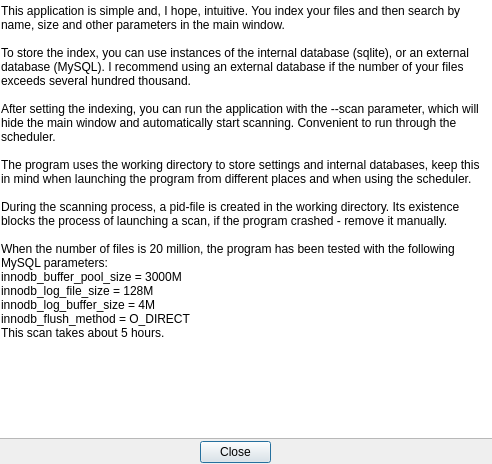
Above: ui_files/manual.ui from qiwichupa/pyFileSearcher before the change. Below: the same form after it.
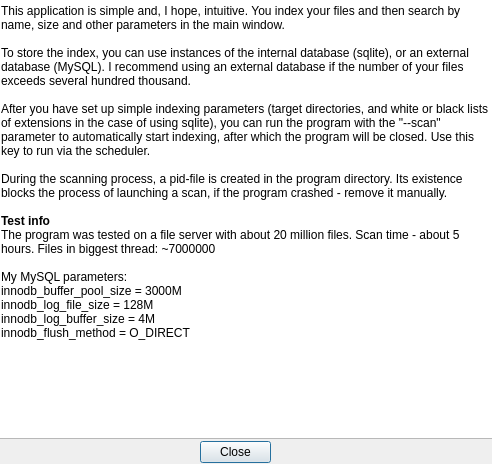
That is the form after the change. Icons and pictures are not drawn.

Commit message: readme and manual fix (working dir info removed)

```diff
--- a/ui_files/manual.ui
+++ b/ui_files/manual.ui
@@ -78,18 +78,15 @@
 &lt;p style=&quot;-qt-paragraph-type:empty; margin-top:0px; margin-bottom:0px; margin-left:0px; margin-right:0px; -qt-block-indent:0; text-indent:0px;&quot;&gt;&lt;br /&gt;&lt;/p&gt;
 &lt;p style=&quot; margin-top:0px; margin-bottom:0px; margin-left:0px; margin-right:0px; -qt-block-indent:0; text-indent:0px;&quot;&gt;To store the index, you can use instances of the internal database (sqlite), or an external database (MySQL). I recommend using an external database if the number of your files exceeds several hundred thousand.&lt;/p&gt;
 &lt;p style=&quot;-qt-paragraph-type:empty; margin-top:0px; margin-bottom:0px; margin-left:0px; margin-right:0px; -qt-block-indent:0; text-indent:0px;&quot;&gt;&lt;br /&gt;&lt;/p&gt;
-&lt;p style=&quot; margin-top:0px; margin-bottom:0px; margin-left:0px; margin-right:0px; -qt-block-indent:0; text-indent:0px;&quot;&gt;After setting the indexing, you can run the application with the --scan parameter, which will hide the main window and automatically start scanning. Convenient to run through the scheduler.&lt;/p&gt;
+&lt;p style=&quot; margin-top:0px; margin-bottom:0px; margin-left:0px; margin-right:0px; -qt-block-indent:0; text-indent:0px;&quot;&gt;&lt;span style=&quot; font-family:'DejaVu Sans Mono'; color:#000000; background-color:#ffffff;&quot;&gt;After you have set up simple indexing parameters (target directories, and white or black lists of extensions in the case of using sqlite), you can run the program with the &amp;quot;--scan&amp;quot; parameter to automatically start indexing, after which the program will be closed. Use this key to run via the scheduler.&lt;/span&gt;&lt;/p&gt;
 &lt;p style=&quot;-qt-paragraph-type:empty; margin-top:0px; margin-bottom:0px; margin-left:0px; margin-right:0px; -qt-block-indent:0; text-indent:0px;&quot;&gt;&lt;br /&gt;&lt;/p&gt;
-&lt;p style=&quot; margin-top:0px; margin-bottom:0px; margin-left:0px; margin-right:0px; -qt-block-indent:0; text-indent:0px;&quot;&gt;The program uses the working directory to store settings and internal databases, keep this in mind when launching the program from different places and when using the scheduler.&lt;/p&gt;
-&lt;p style=&quot;-qt-paragraph-type:empty; margin-top:0px; margin-bottom:0px; margin-left:0px; margin-right:0px; -qt-block-indent:0; text-indent:0px;&quot;&gt;&lt;br /&gt;&lt;/p&gt;
-&lt;p style=&quot; margin-top:0px; margin-bottom:0px; margin-left:0px; margin-right:0px; -qt-block-indent:0; text-indent:0px;&quot;&gt;During the scanning process, a pid-file is created in the working directory. Its existence blocks the process of launching a scan, if the program crashed - remove it manually.&lt;/p&gt;
-&lt;p style=&quot;-qt-paragraph-type:empty; margin-top:0px; margin-bottom:0px; margin-left:0px; margin-right:0px; -qt-block-indent:0; text-indent:0px;&quot;&gt;&lt;br /&gt;&lt;/p&gt;
-&lt;p style=&quot; margin-top:0px; margin-bottom:0px; margin-left:0px; margin-right:0px; -qt-block-indent:0; text-indent:0px;&quot;&gt;When the number of files is 20 million, the program has been tested with the following MySQL parameters:&lt;/p&gt;
-&lt;p style=&quot; margin-top:0px; margin-bottom:0px; margin-left:0px; margin-right:0px; -qt-block-indent:0; text-indent:0px;&quot;&gt;innodb_buffer_pool_size = 3000M&lt;/p&gt;
+&lt;p style=&quot; margin-top:0px; margin-bottom:0px; margin-left:0px; margin-right:0px; -qt-block-indent:0; text-indent:0px;&quot;&gt;&lt;span style=&quot; font-family:'DejaVu Sans Mono'; color:#000000; background-color:#ffffff;&quot;&gt;During the scanning process, a pid-file is created in the program directory. Its existence blocks the process of launching a scan, if the program crashed - remove it manually.&lt;/span&gt;&lt;span style=&quot; font-family:'DejaVu Sans Mono'; color:#000000;&quot;&gt;&lt;br /&gt;&lt;/span&gt;&lt;/p&gt;
+&lt;p style=&quot; margin-top:0px; margin-bottom:0px; margin-left:0px; margin-right:0px; -qt-block-indent:0; text-indent:0px;&quot;&gt;&lt;span style=&quot; font-family:'DejaVu Sans Mono'; font-weight:600; color:#000000;&quot;&gt;Test info&lt;/span&gt;&lt;/p&gt;
+&lt;p style=&quot; margin-top:0px; margin-bottom:0px; margin-left:0px; margin-right:0px; -qt-block-indent:0; text-indent:0px;&quot;&gt;&lt;span style=&quot; font-family:'DejaVu Sans Mono'; color:#000000; background-color:#ffffff;&quot;&gt;The program was tested on a file server with about 20 million files. Scan time - about 5 hours. Files in biggest thread: ~7000000 &lt;/span&gt;&lt;span style=&quot; font-family:'DejaVu Sans Mono'; color:#000000;&quot;&gt;&lt;br /&gt;&lt;/span&gt;&lt;/p&gt;
+&lt;p style=&quot; margin-top:0px; margin-bottom:0px; margin-left:0px; margin-right:0px; -qt-block-indent:0; text-indent:0px;&quot;&gt;&lt;span style=&quot; font-family:'DejaVu Sans Mono'; color:#000000; background-color:#ffffff;&quot;&gt;My MySQL parameters:&lt;/span&gt;&lt;span style=&quot; font-family:'DejaVu Sans Mono'; color:#000000;&quot;&gt;&lt;br /&gt;&lt;/span&gt;innodb_buffer_pool_size = 3000M&lt;/p&gt;
 &lt;p style=&quot; margin-top:0px; margin-bottom:0px; margin-left:0px; margin-right:0px; -qt-block-indent:0; text-indent:0px;&quot;&gt;innodb_log_file_size = 128M&lt;/p&gt;
 &lt;p style=&quot; margin-top:0px; margin-bottom:0px; margin-left:0px; margin-right:0px; -qt-block-indent:0; text-indent:0px;&quot;&gt;innodb_log_buffer_size = 4M&lt;/p&gt;
-&lt;p style=&quot; margin-top:0px; margin-bottom:0px; margin-left:0px; margin-right:0px; -qt-block-indent:0; text-indent:0px;&quot;&gt;innodb_flush_method = O_DIRECT&lt;/p&gt;
-&lt;p style=&quot; margin-top:0px; margin-bottom:0px; margin-left:0px; margin-right:0px; -qt-block-indent:0; text-indent:0px;&quot;&gt;This scan takes about 5 hours.&lt;/p&gt;&lt;/body&gt;&lt;/html&gt;</string>
+&lt;p style=&quot; margin-top:0px; margin-bottom:0px; margin-left:0px; margin-right:0px; -qt-block-indent:0; text-indent:0px;&quot;&gt;innodb_flush_method = O_DIRECT&lt;/p&gt;&lt;/body&gt;&lt;/html&gt;</string>
    </property>
   </widget>
   <zorder>textBrowser_2</zorder>
```
The commit also changes 3 other files.
